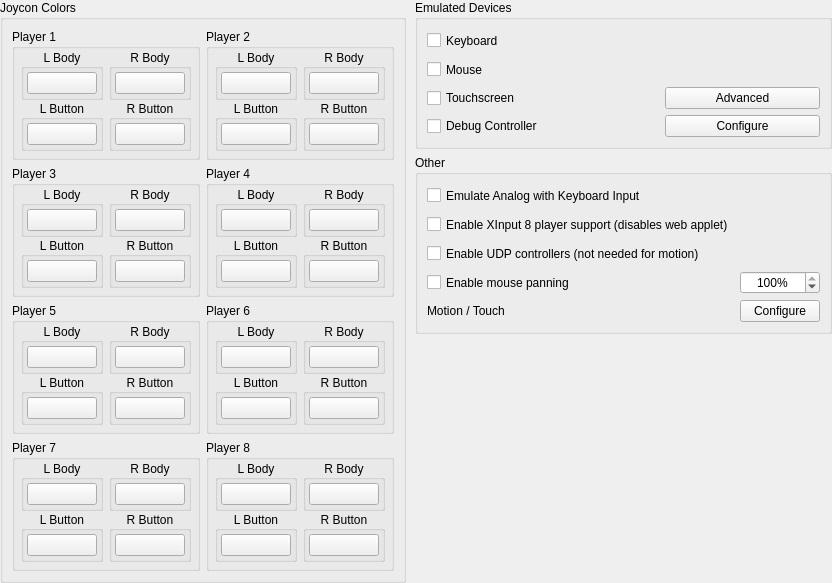
Qt form src/yuzu/configuration/configure_input_advanced.ui (rorrim-rorrim/eden-alt) before a commit.
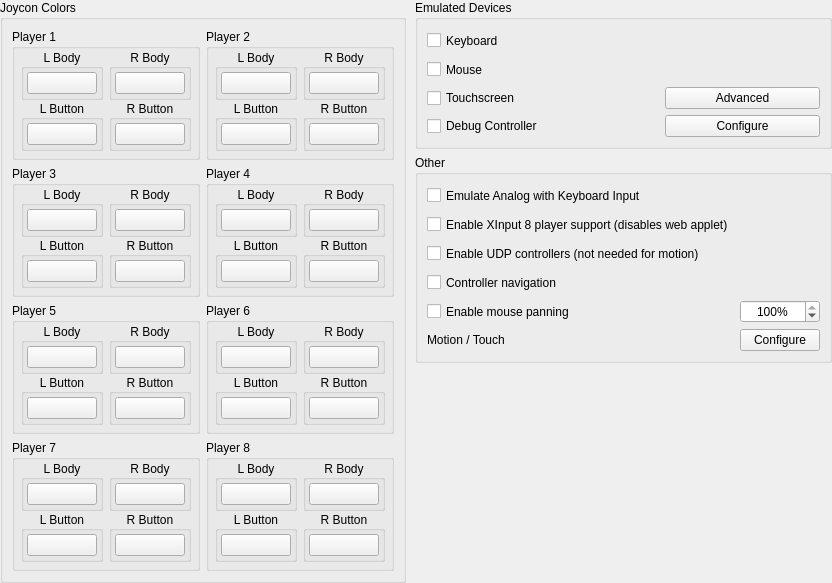
The same form after that commit.

Commit message: yuzu: Add setting to disable controller navigation

What changed in the file:
```diff
--- a/src/yuzu/configuration/configure_input_advanced.ui
+++ b/src/yuzu/configuration/configure_input_advanced.ui
@@ -2655,6 +2655,19 @@
                      </widget>
                    </item>
                    <item row="4" column="0">
+                     <widget class="QCheckBox" name="controller_navigation">
+                       <property name="minimumSize">
+                         <size>
+                           <width>0</width>
+                           <height>23</height>
+                         </size>
+                       </property>
+                       <property name="text">
+                         <string>Controller navigation</string>
+                       </property>
+                     </widget>
+                   </item>
+                   <item row="5" column="0">
                      <widget class="QCheckBox" name="mouse_panning">
                        <property name="minimumSize">
                          <size>
@@ -2667,7 +2680,7 @@
                        </property>
                      </widget>
                    </item>
-                   <item row="4" column="2">
+                   <item row="5" column="2">
                      <widget class="QSpinBox" name="mouse_panning_sensitivity">
                        <property name="toolTip">
                          <string>Mouse sensitivity</string>
@@ -2689,14 +2702,14 @@
                        </property>
                      </widget>
                    </item>
-                   <item row="5" column="0">
+                   <item row="6" column="0">
                      <widget class="QLabel" name="motion_touch">
                        <property name="text">
                          <string>Motion / Touch</string>
                        </property>
                      </widget>
                    </item>
-                   <item row="5" column="2">
+                   <item row="6" column="2">
                      <widget class="QPushButton" name="buttonMotionTouch">
                        <property name="text">
                          <string>Configure</string>
```
The commit also changes 5 other files.
